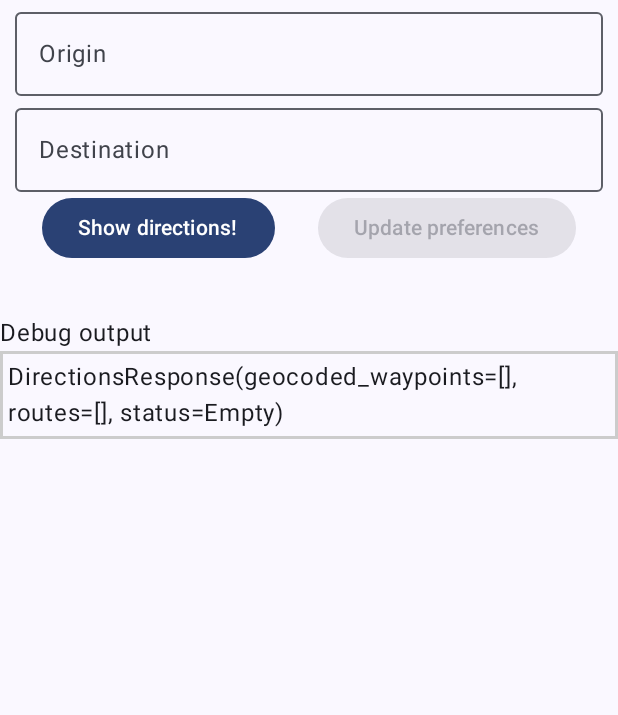
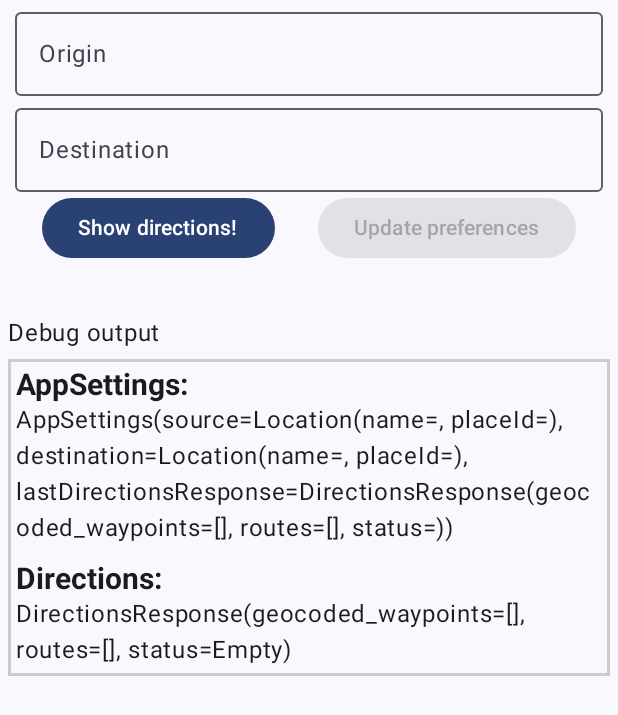
Before and after one commit to NiebieskiRekin/next_transit, an Android app built with Jetpack Compose: the screen it shows after launch (MainActivity), on a phone screen of 412 x 824 dp. Shown: the top 715 px of the screen. Run offline under Robolectric (Android 15) with nearby library versions, the phone set to English and light mode, and no system bars.

Commit message:
Proper save preferences + debug info

```diff
--- a/app/src/main/java/com/example/nexttransit/MainActivity.kt
+++ b/app/src/main/java/com/example/nexttransit/MainActivity.kt
@@ -55,6 +55,7 @@ import androidx.compose.ui.unit.sp
 import androidx.datastore.dataStore
 import com.example.nexttransit.ApiCaller.getSampleDirections
 import com.example.nexttransit.ui.theme.NextTransitTheme
+import kotlinx.coroutines.flow.first
 import kotlinx.coroutines.launch
 import java.util.Calendar
 import java.util.Locale
@@ -74,7 +75,7 @@ class MainActivity : ComponentActivity() {
         setContent {
             NextTransitTheme {
 
-                val appSettings = dataStore.data.collectAsState(initial = AppSettings()).value
+                var appSettings = dataStore.data.collectAsState(initial = AppSettings()).value
                 val scope = rememberCoroutineScope()
 
                 var directions by remember {mutableStateOf(DirectionsResponse(status="Empty"))}
@@ -99,22 +100,26 @@ class MainActivity : ComponentActivity() {
                         OutlinedTextField(
                             value = source,
                             onValueChange = {
-                                source = it;
-                                prefsButtonColor = tertiary;
-                                prefsButtonText="Update preferences";
+                                source = it
+                                prefsButtonColor = tertiary
+                                prefsButtonText="Update preferences"
                                 directionsGenerated = false},
                             label = { Text("Origin") },
-                            modifier = Modifier.fillMaxWidth().padding(10.dp,0.dp)
+                            modifier = Modifier
+                                .fillMaxWidth()
+                                .padding(10.dp, 0.dp)
                         )
                         OutlinedTextField(
                             value = destination,
                             onValueChange = {
-                                destination = it;
-                                prefsButtonColor=tertiary;
-                                prefsButtonText="Update preferences";
+                                destination = it
+                                prefsButtonColor=tertiary
+                                prefsButtonText="Update preferences"
                                 directionsGenerated = false},
                             label = { Text("Destination") },
-                            modifier = Modifier.fillMaxWidth().padding(10.dp,0.dp)
+                            modifier = Modifier
+                                .fillMaxWidth()
+                                .padding(10.dp, 0.dp)
                         )
 
                         Row (horizontalArrangement = Arrangement.SpaceEvenly, modifier = Modifier.fillMaxWidth()){
@@ -137,6 +142,7 @@ class MainActivity : ComponentActivity() {
                                         setSettings(source.text,destination.text,directions)
                                         prefsButtonText = "Updated"
                                         prefsButtonColor = secondary
+                                        appSettings = getSettings()
 
                                     } catch (e: Exception){
                                         prefsButtonText = "Error!"
@@ -153,16 +159,40 @@ class MainActivity : ComponentActivity() {
                         Log.e("ApiResponse", directions.toString())
                         SimpleDisplay(directions)
 
-
-
-                        Spacer(Modifier.size(0.dp,10.dp).fillMaxWidth())
-                        Text(text = "Debug output")
-                        LazyColumn(modifier = Modifier.border(2.dp,Color.LightGray)){
-                            item {Text(text = directions.toString(), modifier = Modifier.padding(5.dp))   }
+                        Spacer(
+                            Modifier
+                                .size(0.dp, 10.dp)
+                                .fillMaxWidth())
+                        Text(text = "Debug output", modifier=Modifier.padding(5.dp,0.dp))
+                        LazyColumn(modifier = Modifier
+                            .padding(5.dp)
+                            .border(2.dp, Color.LightGray)
+                            .padding(5.dp)){
+                            item {
+                                Text(text="AppSettings:", style = TextStyle(fontWeight = FontWeight.Bold, fontSize = 20.sp))
+                                Text(text=appSettings.toString())
+                            }
+                            item{Spacer(
+                                Modifier
+                                    .size(0.dp, 10.dp)
+                                    .fillMaxWidth())}
+                            item {
+                                Text(text="Directions:", style = TextStyle(fontWeight = FontWeight.Bold, fontSize=20.sp))
+                                Text(text = directions.toString())
+                            }
                         }
                     }
                 }
             }
+        }
+    }
+
+    private suspend fun getSettings() : AppSettings {
+        return try {
+            dataStore.data.first()
+        } catch (e: Exception) {
+            Log.e("DataStore",dataStore.data.toString())
+            AppSettings()
         }
     }
 
@@ -171,6 +201,7 @@ class MainActivity : ComponentActivity() {
             it.copy(
                 source = Location(sourceName,directions.geocoded_waypoints[0].place_id),
                 destination = Location(destinationName,directions.geocoded_waypoints[1].place_id),
+                lastDirectionsResponse = directions
             )
         }
     }
```
